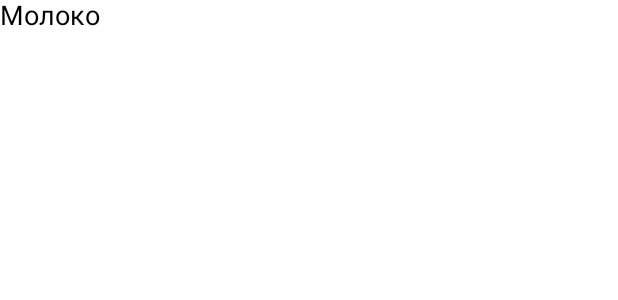
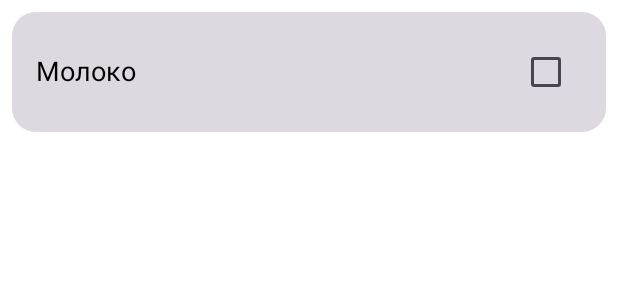
Before and after one commit to KS7262/MyShop, an Android app built with Jetpack Compose: the @Preview function ShoppingItemCardPreview, on a phone screen of 412 x 824 dp. Shown: the top 300 px of the screen. Run offline under Robolectric (Android 15) with nearby library versions, the phone set to English and light mode, and no system bars.

```diff
--- a/app/src/main/java/com/example/myshop/MainActivity.kt
+++ b/app/src/main/java/com/example/myshop/MainActivity.kt
@@ -4,14 +4,22 @@ import android.os.Bundle
 import androidx.activity.ComponentActivity
 import androidx.activity.compose.setContent
 import androidx.activity.enableEdgeToEdge
+import androidx.compose.foundation.background
+import androidx.compose.foundation.layout.Row
 import androidx.compose.foundation.layout.fillMaxSize
+import androidx.compose.foundation.layout.fillMaxWidth
 import androidx.compose.foundation.layout.padding
 import androidx.compose.material3.Scaffold
 import androidx.compose.material3.Surface
 import androidx.compose.material3.Text
 import androidx.compose.runtime.Composable
 import androidx.compose.ui.Modifier
+import androidx.compose.material3.Checkbox
+import androidx.compose.material3.MaterialTheme
+import androidx.compose.ui.Alignment
+import androidx.compose.ui.graphics.Color
 import androidx.compose.ui.tooling.preview.Preview
+import androidx.compose.ui.unit.dp
 import androidx.compose.ui.unit.sp
 import com.example.myshop.ui.theme.MyShopTheme
 
@@ -42,10 +50,24 @@ data class ShoppingItem(
 
 @Composable
 fun ShoppingItemCard(item: ShoppingItem) {
-    Text(
-        text = item.name,
-        fontSize = 18.sp
-    )
+    Row(
+        modifier = Modifier
+            .fillMaxWidth()
+            .padding(8.dp)
+            .background(MaterialTheme.colorScheme.surfaceDim,
+                MaterialTheme.shapes.large
+            )
+            .padding(16.dp)
+        ,
+        verticalAlignment = Alignment.CenterVertically
+    ) {
+        Text(
+            text = item.name,
+            modifier = Modifier.weight(1f),
+            fontSize = 18.sp
+        )
+        Checkbox(checked = item.isBought, onCheckedChange = {})
+    }
 }
 
 @Preview(showBackground = true)
```
